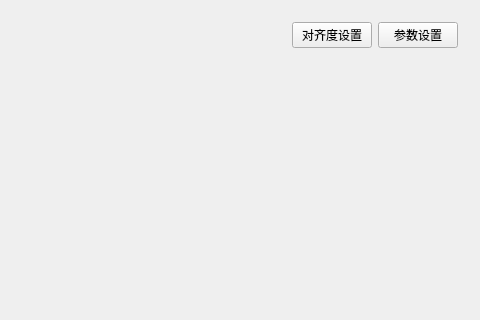
Before: the Qt Designer form lpTendencyChartWidget.ui in C4C46/lpTendencyChartWidget, drawn with Qt 5; both pictures show x 644 to 1124 and y 0 to 320 of the 1124 by 852 pixel window.
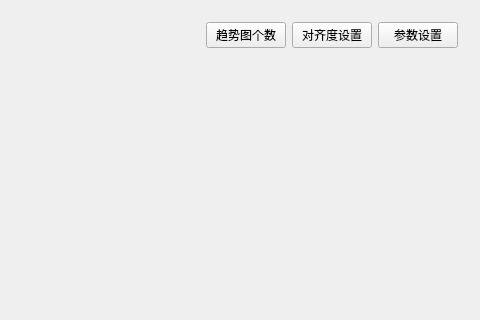
After: the same form once the commit is applied.

Commit message: 多开趋势图（测试多开）

The edit to the form file:
```diff
--- a/lpTendencyChartWidget.ui
+++ b/lpTendencyChartWidget.ui
@@ -59,6 +59,13 @@
              </property>
             </spacer>
            </item>
+           <item>
+            <widget class="QPushButton" name="ChartNum_PB">
+             <property name="text">
+              <string>趋势图个数</string>
+             </property>
+            </widget>
+           </item>
            <item>
             <widget class="QPushButton" name="Align_PB">
              <property name="text">
```
The commit also changes 4 other files.
